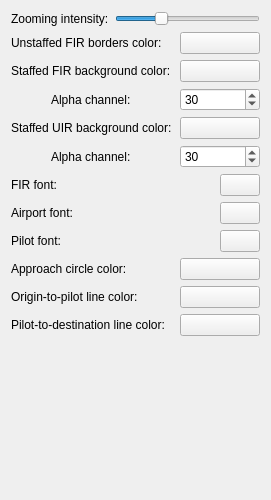
This is source/ui/pages/mappage.ui in Vatsinator/vatsinator-legacy as Qt 5 draws it before an edit. The edited form follows.
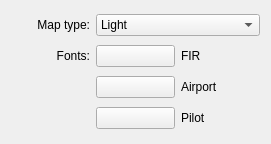
This is the edited form. Custom widgets are drawn as their Qt base class.

Diff of the .ui file:
```diff
--- a/source/ui/pages/mappage.ui
+++ b/source/ui/pages/mappage.ui
@@ -7,397 +7,91 @@
     <x>0</x>
     <y>0</y>
     <width>271</width>
-    <height>500</height>
+    <height>144</height>
    </rect>
   </property>
   <property name="windowTitle">
    <string notr="true">Map</string>
   </property>
-  <layout class="QVBoxLayout" name="verticalLayout">
-   <item>
-    <layout class="QHBoxLayout" name="horizontalLayout_15" stretch="0,0">
-     <item>
-      <widget class="QLabel" name="label_4">
-       <property name="text">
-        <string>Zooming intensity:</string>
-       </property>
-      </widget>
-     </item>
-     <item>
-      <widget class="QSlider" name="ZoomCoefficientSlider">
-       <property name="maximumSize">
-        <size>
-         <width>200</width>
-         <height>16777215</height>
-        </size>
-       </property>
-       <property name="maximum">
-        <number>100</number>
-       </property>
-       <property name="value">
-        <number>30</number>
-       </property>
-       <property name="orientation">
-        <enum>Qt::Horizontal</enum>
-       </property>
-      </widget>
-     </item>
-    </layout>
+  <layout class="QGridLayout" name="gridLayout">
+   <item row="1" column="2">
+    <widget class="QPushButton" name="FirFontSelectionButton">
+     <property name="text">
+      <string notr="true"/>
+     </property>
+    </widget>
    </item>
-   <item>
-    <layout class="QHBoxLayout" name="horizontalLayout_4">
-     <item>
-      <widget class="QLabel" name="label_8">
-       <property name="text">
-        <string>Unstaffed FIR borders color:</string>
-       </property>
-      </widget>
-     </item>
-     <item>
-      <widget class="ColorButton" name="UnstaffedFirColorButton">
-       <property name="minimumSize">
-        <size>
-         <width>80</width>
-         <height>0</height>
-        </size>
-       </property>
-       <property name="maximumSize">
-        <size>
-         <width>80</width>
-         <height>16777215</height>
-        </size>
-       </property>
-       <property name="text">
-        <string/>
-       </property>
-      </widget>
-     </item>
-    </layout>
+   <item row="2" column="2">
+    <widget class="QPushButton" name="AirportFontSelectionButton">
+     <property name="text">
+      <string notr="true"/>
+     </property>
+    </widget>
    </item>
-   <item>
-    <layout class="QHBoxLayout" name="horizontalLayout_5">
-     <item>
-      <widget class="QLabel" name="label_9">
-       <property name="text">
-        <string>Staffed FIR background color:</string>
-       </property>
-      </widget>
-     </item>
-     <item>
-      <widget class="ColorButton" name="StaffedFirColorButton">
-       <property name="minimumSize">
-        <size>
-         <width>80</width>
-         <height>0</height>
-        </size>
-       </property>
-       <property name="maximumSize">
-        <size>
-         <width>80</width>
-         <height>16777215</height>
-        </size>
-       </property>
-       <property name="text">
-        <string/>
-       </property>
-      </widget>
-     </item>
-    </layout>
+   <item row="1" column="3">
+    <widget class="QLabel" name="label">
+     <property name="text">
+      <string>FIR</string>
+     </property>
+    </widget>
    </item>
-   <item>
-    <layout class="QHBoxLayout" name="horizontalLayout_6">
-     <item>
-      <spacer name="horizontalSpacer_6">
-       <property name="orientation">
-        <enum>Qt::Horizontal</enum>
-       </property>
-       <property name="sizeType">
-        <enum>QSizePolicy::Fixed</enum>
-       </property>
-       <property name="sizeHint" stdset="0">
-        <size>
-         <width>40</width>
-         <height>20</height>
-        </size>
-       </property>
-      </spacer>
-     </item>
-     <item>
-      <widget class="QLabel" name="label_10">
-       <property name="text">
-        <string>Alpha channel:</string>
-       </property>
-      </widget>
-     </item>
-     <item>
-      <widget class="QSpinBox" name="StaffedFirColorAlphaBox">
-       <property name="minimumSize">
-        <size>
-         <width>80</width>
-         <height>0</height>
-        </size>
-       </property>
-       <property name="maximumSize">
-        <size>
-         <width>80</width>
-         <height>16777215</height>
-        </size>
-       </property>
-       <property name="maximum">
-        <number>255</number>
-       </property>
-       <property name="value">
-        <number>30</number>
-       </property>
-      </widget>
-     </item>
-    </layout>
+   <item row="1" column="0">
+    <widget class="QLabel" name="label_2">
+     <property name="text">
+      <string>Fonts:</string>
+     </property>
+     <property name="alignment">
+      <set>Qt::AlignRight|Qt::AlignTrailing|Qt::AlignVCenter</set>
+     </property>
+    </widget>
    </item>
-   <item>
-    <layout class="QHBoxLayout" name="horizontalLayout_7">
-     <item>
-      <widget class="QLabel" name="label_11">
-       <property name="text">
-        <string>Staffed UIR background color:</string>
-       </property>
-      </widget>
-     </item>
-     <item>
-      <widget class="ColorButton" name="StaffedUirColorButton">
-       <property name="minimumSize">
-        <size>
-         <width>80</width>
-         <height>0</height>
-        </size>
-       </property>
-       <property name="maximumSize">
-        <size>
-         <width>80</width>
-         <height>16777215</height>
-        </size>
-       </property>
-       <property name="text">
-        <string/>
-       </property>
-      </widget>
-     </item>
-    </layout>
+   <item row="3" column="2">
+    <widget class="QPushButton" name="PilotFontSelectionButton">
+     <property name="text">
+      <string notr="true"/>
+     </property>
+    </widget>
    </item>
-   <item>
-    <layout class="QHBoxLayout" name="horizontalLayout_8">
-     <item>
-      <spacer name="horizontalSpacer_7">
-       <property name="orientation">
-        <enum>Qt::Horizontal</enum>
-       </property>
-       <property name="sizeType">
-        <enum>QSizePolicy::Fixed</enum>
-       </property>
-       <property name="sizeHint" stdset="0">
-        <size>
-         <width>40</width>
-         <height>20</height>
-        </size>
-       </property>
-      </spacer>
-     </item>
-     <item>
-      <widget class="QLabel" name="label_12">
-       <property name="text">
-        <string>Alpha channel:</string>
-       </property>
-      </widget>
-     </item>
-     <item>
-      <widget class="QSpinBox" name="StaffedUirColorAlphaBox">
-       <property name="minimumSize">
-        <size>
-         <width>80</width>
-         <height>0</height>
-        </size>
-       </property>
-       <property name="maximumSize">
-        <size>
-         <width>80</width>
-         <height>16777215</height>
-        </size>
-       </property>
-       <property name="maximum">
-        <number>255</number>
-       </property>
-       <property name="value">
-        <number>30</number>
-       </property>
-      </widget>
-     </item>
-    </layout>
+   <item row="2" column="3">
+    <widget class="QLabel" name="label_5">
+     <property name="text">
+      <string>Airport</string>
+     </property>
+    </widget>
    </item>
-   <item>
-    <layout class="QHBoxLayout" name="horizontalLayout_2" stretch="2,0">
-     <item>
-      <widget class="QLabel" name="label_2">
-       <property name="text">
-        <string>FIR font:</string>
-       </property>
-      </widget>
-     </item>
-     <item>
-      <widget class="QPushButton" name="FirFontSelectionButton">
-       <property name="text">
-        <string notr="true"/>
-       </property>
-      </widget>
-     </item>
-    </layout>
+   <item row="3" column="3">
+    <widget class="QLabel" name="label_3">
+     <property name="text">
+      <string>Pilot</string>
+     </property>
+    </widget>
    </item>
-   <item>
-    <layout class="QHBoxLayout" name="horizontalLayout_3" stretch="2,0">
-     <item>
-      <widget class="QLabel" name="label">
-       <property name="text">
-        <string>Airport font:</string>
-       </property>
-      </widget>
-     </item>
-     <item>
-      <widget class="QPushButton" name="AirportFontSelectionButton">
-       <property name="text">
-        <string notr="true"/>
-       </property>
-      </widget>
-     </item>
-    </layout>
+   <item row="0" column="0">
+    <widget class="QLabel" name="label_4">
+     <property name="text">
+      <string>Map type:</string>
+     </property>
+     <property name="alignment">
+      <set>Qt::AlignRight|Qt::AlignTrailing|Qt::AlignVCenter</set>
+     </property>
+    </widget>
    </item>
-   <item>
-    <layout class="QHBoxLayout" name="horizontalLayout_14" stretch="2,0">
+   <item row="0" column="2" colspan="2">
+    <widget class="QComboBox" name="MapTypeComboBox">
      <item>
-      <widget class="QLabel" name="label_3">
-       <property name="text">
-        <string>Pilot font:</string>
-       </property>
-      </widget>
+      <property name="text">
+       <string extracomment="A map color theme">Light</string>
+      </property>
      </item>
      <item>
-      <widget class="QPushButton" name="PilotFontSelectionButton">
-       <property name="text">
-        <string notr="true"/>
-       </property>
-      </widget>
+      <property name="text">
+       <string extracomment="A map color theme">Dark</string>
+      </property>
      </item>
-    </layout>
-   </item>
-   <item>
-    <layout class="QHBoxLayout" name="horizontalLayout_9">
-     <item>
-      <widget class="QLabel" name="label_13">
-       <property name="text">
-        <string>Approach circle color:</string>
-       </property>
-      </widget>
-     </item>
-     <item>
-      <widget class="ColorButton" name="ApproachCircleColorButton">
-       <property name="minimumSize">
-        <size>
-         <width>80</width>
-         <height>0</height>
-        </size>
-       </property>
-       <property name="maximumSize">
-        <size>
-         <width>80</width>
-         <height>16777215</height>
-        </size>
-       </property>
-       <property name="text">
-        <string/>
-       </property>
-      </widget>
-     </item>
-    </layout>
-   </item>
-   <item>
-    <layout class="QHBoxLayout" name="horizontalLayout_12">
-     <item>
-      <widget class="QLabel" name="label_16">
-       <property name="text">
-        <string>Origin-to-pilot line color:</string>
-       </property>
-      </widget>
-     </item>
-     <item>
-      <widget class="ColorButton" name="OriginToPilotLineColorButton">
-       <property name="minimumSize">
-        <size>
-         <width>80</width>
-         <height>0</height>
-        </size>
-       </property>
-       <property name="maximumSize">
-        <size>
-         <width>80</width>
-         <height>16777215</height>
-        </size>
-       </property>
-       <property name="text">
-        <string/>
-       </property>
-      </widget>
-     </item>
-    </layout>
-   </item>
-   <item>
-    <layout class="QHBoxLayout" name="horizontalLayout_13">
-     <item>
-      <widget class="QLabel" name="label_17">
-       <property name="text">
-        <string>Pilot-to-destination line color:</string>
-       </property>
-      </widget>
-     </item>
-     <item>
-      <widget class="ColorButton" name="PilotToDestinationLineColorButton">
-       <property name="minimumSize">
-        <size>
-         <width>80</width>
-         <height>0</height>
-        </size>
-       </property>
-       <property name="maximumSize">
-        <size>
-         <width>80</width>
-         <height>16777215</height>
-        </size>
-       </property>
-       <property name="text">
-        <string/>
-       </property>
-      </widget>
-     </item>
-    </layout>
-   </item>
-   <item>
-    <spacer name="verticalSpacer">
-     <property name="orientation">
-      <enum>Qt::Vertical</enum>
-     </property>
-     <property name="sizeHint" stdset="0">
-      <size>
-       <width>20</width>
-       <height>40</height>
-      </size>
-     </property>
-    </spacer>
+    </widget>
    </item>
   </layout>
  </widget>
- <customwidgets>
-  <customwidget>
-   <class>ColorButton</class>
-   <extends>QPushButton</extends>
-   <header>ui/buttons/colorbutton.h</header>
-  </customwidget>
- </customwidgets>
  <resources/>
  <connections/>
 </ui>
```
